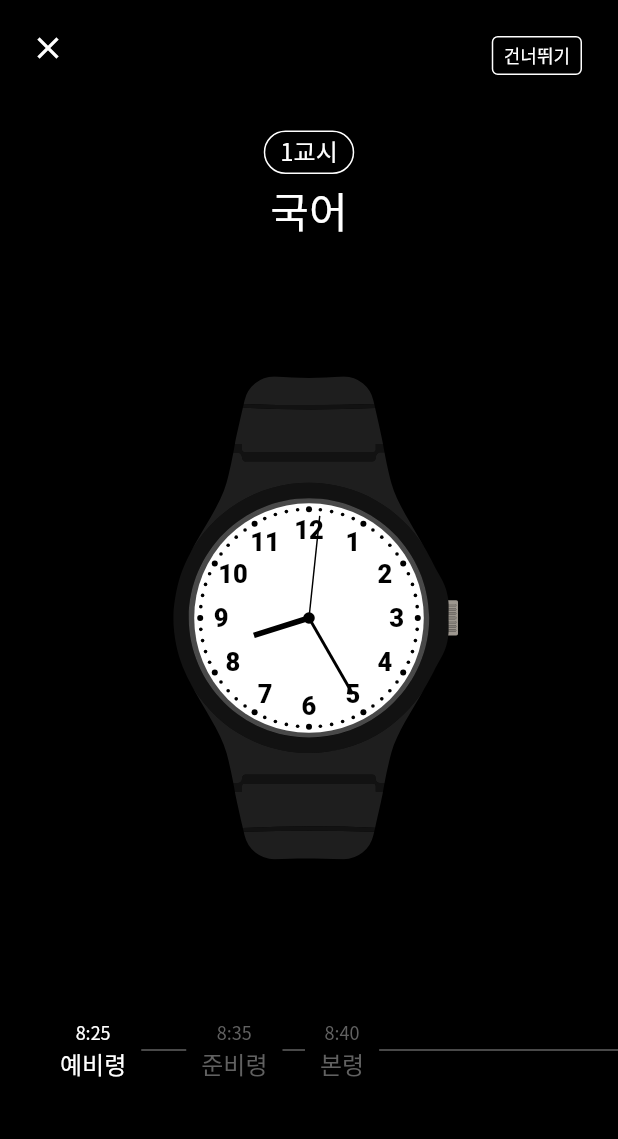
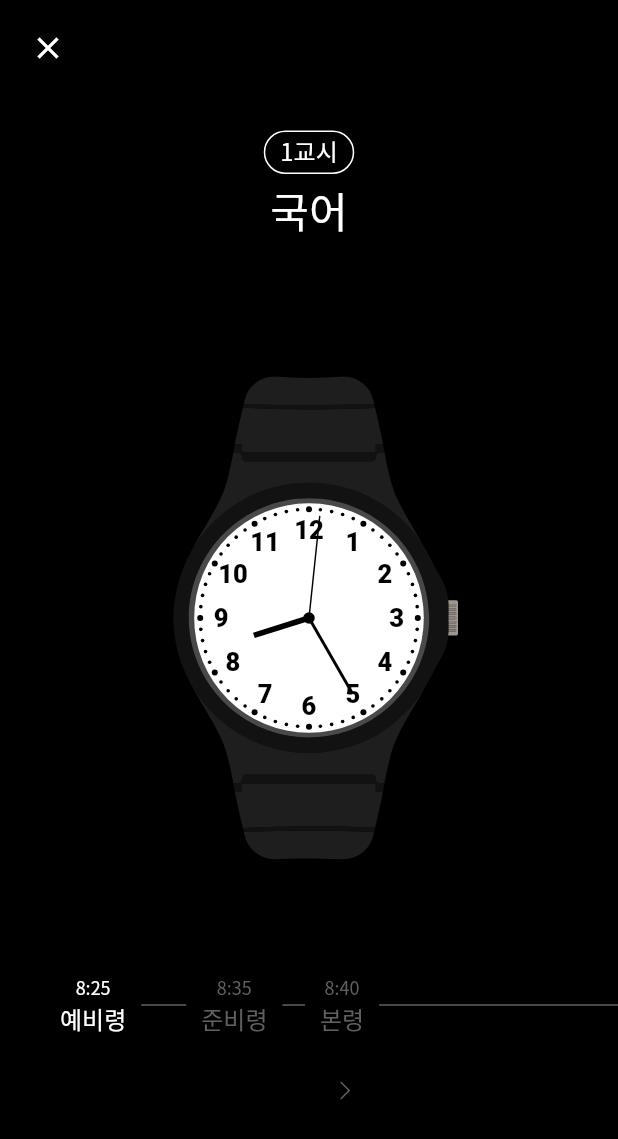
Before and after one commit to silgam/silgam-flutter, a Flutter app: the ClockPage screen opened directly with sample values from the repository, after a tap on the "close" icon, on a phone screen of 412 x 824 dp. Shown: the top 1139 px of the screen. Run offline on Flutter 3.47's test engine with Material 2 defaults, Android fonts, the phone set to English and light mode, and no system bars; our stand-ins replace flutter_svg, just_audio.

Commit message:
feat: create previous/next button

```diff
--- a/lib/clock_page/clock_page.dart
+++ b/lib/clock_page/clock_page.dart
@@ -1,6 +1,7 @@
 import 'package:flutter/gestures.dart';
 import 'package:flutter/material.dart';
 import 'package:flutter/services.dart';
+import 'package:flutter_svg/flutter_svg.dart';
 import 'package:just_audio/just_audio.dart';
 
 import '../model/exam.dart';
@@ -68,7 +69,15 @@ class _ClockPageState extends State<ClockPage> {
             children: [
               UiVisibility(
                 uiVisible: _isUiVisible,
-                child: _buildAppBarMenu(),
+                child: Container(
+                  margin: const EdgeInsets.all(8),
+                  child: IconButton(
+                    splashRadius: 20,
+                    icon: const Icon(Icons.close),
+                    onPressed: _onCloseButtonPressed,
+                    color: Colors.white,
+                  ),
+                ),
               ),
               UiVisibility(
                 uiVisible: _isUiVisible,
@@ -90,44 +99,6 @@ class _ClockPageState extends State<ClockPage> {
     );
   }
 
-  Widget _buildAppBarMenu() {
-    Axis direction = Axis.horizontal;
-    if (_isSmallHeightScreen()) direction = Axis.vertical;
-    return Flex(
-      direction: direction,
-      mainAxisAlignment: MainAxisAlignment.spaceBetween,
-      crossAxisAlignment: CrossAxisAlignment.start,
-      children: [
-        Container(
-          margin: const EdgeInsets.all(8),
-          child: IconButton(
-            splashRadius: 20,
-            icon: const Icon(Icons.close),
-            onPressed: _onCloseButtonPressed,
-            color: Colors.white,
-          ),
-        ),
-        Container(
-          margin: const EdgeInsets.all(24),
-          child: OutlinedButton(
-            child: Text(
-              _isFinished ? '시험 종료' : '건너뛰기',
-              style: const TextStyle(color: Colors.white, fontSize: 12),
-            ),
-            onPressed: _onSkipButtonPressed,
-            style: OutlinedButton.styleFrom(
-              side: const BorderSide(color: Colors.white),
-              primary: Colors.white,
-              tapTargetSize: MaterialTapTargetSize.shrinkWrap,
-              minimumSize: Size.zero,
-              padding: const EdgeInsets.symmetric(vertical: 4, horizontal: 8),
-            ),
-          ),
-        ),
-      ],
-    );
-  }
-
   Widget _buildBackgroundUi() {
     Axis direction = Axis.vertical;
     if (_isSmallHeightScreen()) direction = Axis.horizontal;
@@ -136,7 +107,16 @@ class _ClockPageState extends State<ClockPage> {
       children: [
         Expanded(child: _buildExamTitle()),
         const WristWatchContainer(),
-        Expanded(child: _buildTimeline()),
+        Expanded(
+          child: Flex(
+            direction: direction,
+            mainAxisAlignment: MainAxisAlignment.center,
+            children: [
+              _buildTimeline(),
+              _buildNavigator(),
+            ],
+          ),
+        ),
       ],
     );
   }
@@ -181,13 +161,16 @@ class _ClockPageState extends State<ClockPage> {
 
   Widget _buildTimeline() {
     EdgeInsets padding = const EdgeInsets.symmetric(horizontal: 40);
+    EdgeInsets margin = const EdgeInsets.only(bottom: 12);
     Axis direction = Axis.horizontal;
     if (_isSmallHeightScreen()) {
       padding = const EdgeInsets.symmetric(vertical: 40);
+      margin = const EdgeInsets.only(right: 12);
       direction = Axis.vertical;
     }
     return Container(
       alignment: Alignment.center,
+      margin: margin,
       child: ScrollConfiguration(
         behavior: EmptyScrollBehavior(),
         child: SingleChildScrollView(
@@ -239,6 +222,50 @@ class _ClockPageState extends State<ClockPage> {
       ));
     });
     return tiles;
+  }
+
+  Widget _buildNavigator() {
+    Axis direction = Axis.horizontal;
+    int rotate = 0;
+    if (_isSmallHeightScreen()) {
+      direction = Axis.vertical;
+      rotate = 1;
+    }
+
+    return Flex(
+      direction: direction,
+      mainAxisSize: MainAxisSize.min,
+      children: [
+        UiVisibility(
+          uiVisible: _currentBreakpointIndex > 0,
+          child: RotatedBox(
+            quarterTurns: rotate + 2,
+            child: IconButton(
+              onPressed: _moveToBeforeBreakpoint,
+              icon: SvgPicture.asset(
+                'assets/chevron.svg',
+                color: Colors.grey[700],
+              ),
+              splashRadius: 20,
+            ),
+          ),
+        ),
+        UiVisibility(
+          uiVisible: !_isFinished,
+          child: RotatedBox(
+            quarterTurns: rotate,
+            child: IconButton(
+              onPressed: _moveToNextBreakpoint,
+              icon: SvgPicture.asset(
+                'assets/chevron.svg',
+                color: Colors.grey[700],
+              ),
+              splashRadius: 20,
+            ),
+          ),
+        ),
+      ],
+    );
   }
 
   Widget _buildScreenOverlayIfNotStarted() {
@@ -317,22 +344,29 @@ class _ClockPageState extends State<ClockPage> {
     );
   }
 
-  void _onSkipButtonPressed() {
-    if (_isFinished) {
-      _onCloseButtonPressed();
-      return;
-    }
-    player.pause();
-    setState(() {
-      _moveToNextBreakpoint();
-      _currentTime = _breakpoints[_currentBreakpointIndex].time;
-    });
+  void _moveToBeforeBreakpoint() {
+    if (_currentBreakpointIndex <= 0) return;
+    _currentBreakpointIndex--;
+    _moveBreakpoint();
   }
 
   void _moveToNextBreakpoint() {
+    if (_isFinished) return;
     _currentBreakpointIndex++;
+    _moveBreakpoint();
+  }
+
+  void _moveBreakpoint() {
+    player.pause();
+    setState(() {
+      _currentTime = _breakpoints[_currentBreakpointIndex].time;
+    });
+    _animateTimeline();
+    _playAnnouncement();
+  }
+
+  void _animateTimeline() {
     double progressedSize = 0;
-
     if (_isSmallHeightScreen()) {
       for (int i = 0; i < _currentBreakpointIndex; i++) {
         progressedSize += _timelineTileKeys[i].currentContext?.size?.height ?? 0;
@@ -350,8 +384,6 @@ class _ClockPageState extends State<ClockPage> {
       duration: const Duration(milliseconds: 100),
       curve: Curves.decelerate,
     );
-
-    _playAnnouncement();
   }
 
   Future<void> _playAnnouncement() async {
```
Also changed, not shown: assets/chevron.svg (added).
